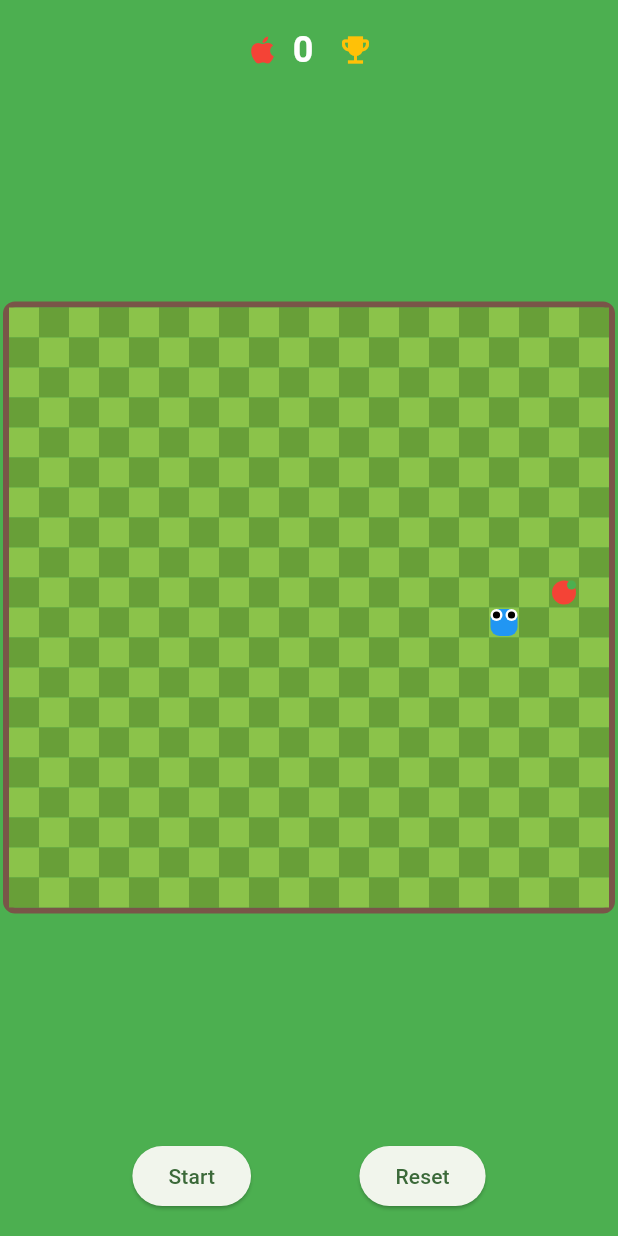
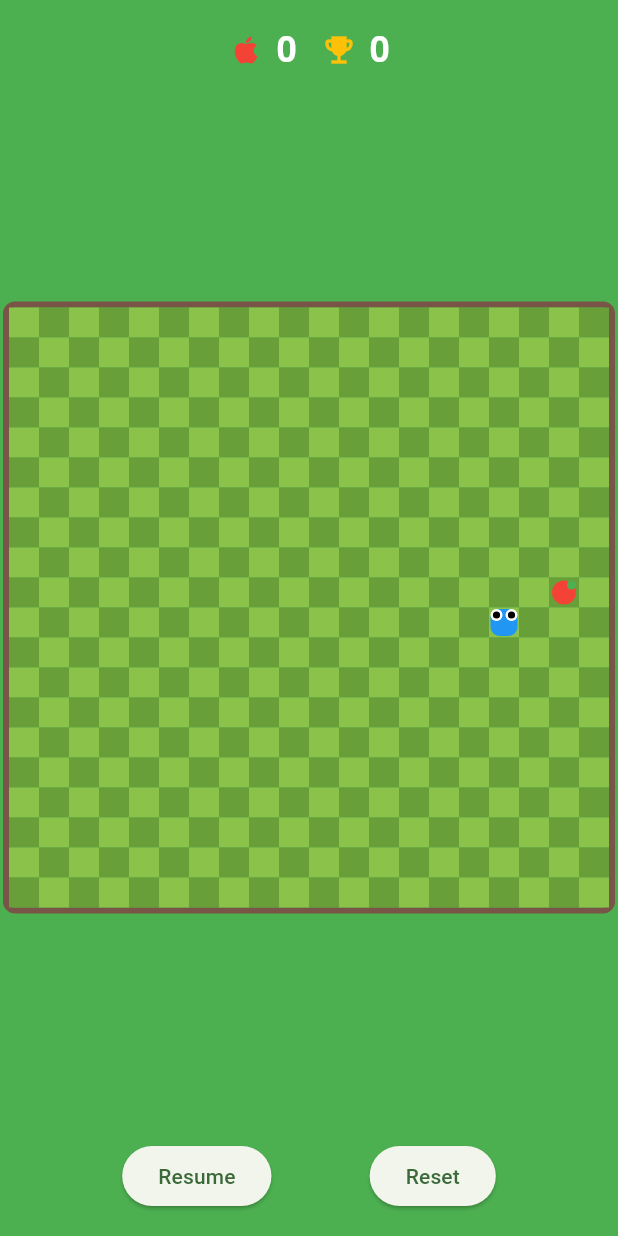
Before and after one commit to marksev/snake, a Flutter app: the screen it shows after launch, after a tap on "Start", after a tap on "Pause", on a phone screen of 412 x 824 dp. Run offline on Flutter 3.47's test engine with Material 3 defaults, Android fonts, the phone set to English and light mode, and no system bars; Roboto replaces fonts that are missing (Arial).

Commit message:
Add resume control and track best score

```diff
--- a/lib/main.dart
+++ b/lib/main.dart
@@ -41,7 +41,9 @@ class _SnakeGameState extends State<SnakeGame> {
   Direction direction = Direction.right;
   bool isGameRunning = false;
   bool isGameOver = false;
+  bool isPaused = false;
   int score = 0;
+  int bestScore = 0;
   Timer? gameTimer;
 
   final Random random = Random();
@@ -64,6 +66,7 @@ class _SnakeGameState extends State<SnakeGame> {
       direction = Direction.right;
       isGameRunning = true;
       isGameOver = false;
+      isPaused = false;
       score = 0;
     });
     _generateFood();
@@ -77,6 +80,17 @@ class _SnakeGameState extends State<SnakeGame> {
     gameTimer?.cancel();
     setState(() {
       isGameRunning = false;
+      isPaused = true;
+    });
+  }
+
+  void _resumeGame() {
+    setState(() {
+      isGameRunning = true;
+      isPaused = false;
+    });
+    gameTimer = Timer.periodic(const Duration(milliseconds: 200), (timer) {
+      _moveSnake();
     });
   }
 
@@ -87,6 +101,7 @@ class _SnakeGameState extends State<SnakeGame> {
       direction = Direction.right;
       isGameRunning = false;
       isGameOver = false;
+      isPaused = false;
       score = 0;
     });
     _generateFood();
@@ -137,6 +152,9 @@ class _SnakeGameState extends State<SnakeGame> {
       // Check food collision
       if (newHead == food) {
         score++;
+        if (score > bestScore) {
+          bestScore = score;
+        }
         _generateFood();
       } else {
         snake.removeLast();
@@ -149,6 +167,7 @@ class _SnakeGameState extends State<SnakeGame> {
     setState(() {
       isGameRunning = false;
       isGameOver = true;
+      isPaused = false;
     });
   }
 
@@ -187,6 +206,8 @@ class _SnakeGameState extends State<SnakeGame> {
             } else if (event.logicalKey == LogicalKeyboardKey.space) {
               if (isGameRunning) {
                 _pauseGame();
+              } else if (isPaused) {
+                _resumeGame();
               } else if (!isGameOver) {
                 _startGame();
               }
@@ -234,6 +255,15 @@ class _SnakeGameState extends State<SnakeGame> {
                       ),
                       const SizedBox(width: 16),
                       const Icon(Icons.emoji_events, color: Colors.amber, size: 24),
+                      const SizedBox(width: 8),
+                      Text(
+                        '$bestScore',
+                        style: const TextStyle(
+                          fontSize: 24,
+                          fontWeight: FontWeight.bold,
+                          color: Colors.white,
+                        ),
+                      ),
                     ],
                   ),
                 ),
@@ -268,8 +298,14 @@ class _SnakeGameState extends State<SnakeGame> {
                     mainAxisAlignment: MainAxisAlignment.spaceEvenly,
                     children: [
                       ElevatedButton(
-                        onPressed: isGameRunning ? _pauseGame : _startGame,
-                        child: Text(isGameRunning ? 'Pause' : 'Start'),
+                        onPressed: isGameRunning
+                            ? _pauseGame
+                            : (isPaused ? _resumeGame : _startGame),
+                        child: Text(
+                          isGameRunning
+                              ? 'Pause'
+                              : (isPaused ? 'Resume' : 'Start'),
+                        ),
                       ),
                       ElevatedButton(
                         onPressed: _resetGame,
```
Also changed, not shown: 4 other files.
